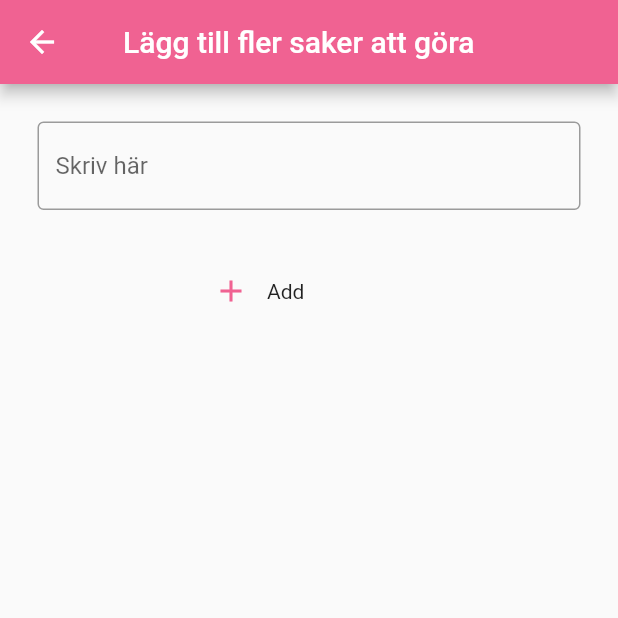
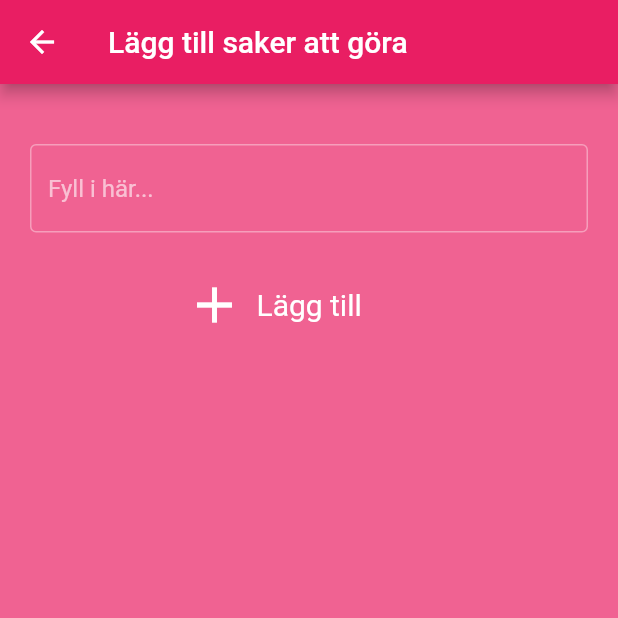
Before and after one commit to gu-tig169-ht21/guslinsin, a Flutter app: the screen it shows after launch, after a tap on the "add" icon, on a phone screen of 412 x 824 dp, the top half of it. Run offline on Flutter 3.47's test engine with Material 2 defaults, Android fonts, the phone set to English and light mode, and no system bars.

Commit message:
steg2 inlämning

```diff
--- /dev/null
+++ b/lib/MainView.dart
@@ -0,0 +1,63 @@
+import 'package:flutter/material.dart';
+import 'package:provider/provider.dart';
+import 'ViewList.dart';
+import 'Model.dart';
+import 'SecondView.dart';
+
+class MainView extends StatelessWidget {
+  Widget build(BuildContext context) {
+    return Scaffold(
+      backgroundColor: Colors.pink[300],
+      appBar: AppBar(
+        backgroundColor: Colors.pink,
+        title: Padding(
+          padding: const EdgeInsets.only(left: 0),
+          child: Text(
+            'Att göra',
+          ),
+        ),
+        actions: [
+          _dropdownMenu(),
+        ],
+      ),
+      body: ViewList(),
+      floatingActionButton: Padding(
+        padding: const EdgeInsets.all(18.0),
+        child: FloatingActionButton(
+          child: Icon(Icons.add),
+          backgroundColor: Colors.white,
+          onPressed: () async {
+            print('Go get that doba');
+            var newToDo = await Navigator.push(
+                context, MaterialPageRoute(builder: (context) => SecondView()));
+
+            if (newToDo != '') {
+              Provider.of<Model>(context, listen: false).addToList(newToDo);
+            }
+          },
+        ),
+      ),
+    );
+  }
+}
+
+Widget _dropdownMenu() {
+  List<String> choices = ['Markera Alla', 'Avmarkera Alla'];
+
+  return Padding(
+    padding: const EdgeInsets.only(right: 20.0),
+    child: PopupMenuButton<String>(
+      icon: Icon(
+        Icons.tune_rounded,
+      ),
+      itemBuilder: (BuildContext context) {
+        return choices.map((String choice) {
+          return PopupMenuItem(
+            value: choice,
+            child: Text(choice),
+          );
+        }).toList();
+      },
+    ),
+  );
+}
--- /dev/null
+++ b/lib/SecondView.dart
@@ -0,0 +1,67 @@
+import 'package:my_first_app/Model.dart';
+import 'package:flutter/material.dart';
+
+class SecondView extends StatelessWidget {
+  final myController = TextEditingController();
+
+  @override
+  Widget build(BuildContext context) {
+    return Scaffold(
+      backgroundColor: Colors.pink[300],
+      appBar: AppBar(
+        backgroundColor: Colors.pink,
+        title: Text('Lägg till saker att göra'),
+      ),
+      body: Center(
+        child: Padding(
+          padding: EdgeInsets.only(top: 10.0, left: 20.0, right: 20.0),
+          child: Column(
+            children: [
+              Padding(
+                padding: EdgeInsets.only(top: 30.0),
+                child: TextField(
+                  controller: myController,
+                  textCapitalization: TextCapitalization.sentences,
+                  keyboardType: TextInputType.text,
+                  decoration: InputDecoration(
+                    hintText: 'Fyll i här...',
+                    border: OutlineInputBorder(),
+                  ),
+                ),
+              ),
+              Padding(
+                padding: const EdgeInsets.only(left: 95.0, top: 20),
+                child: Row(
+                  children: [
+                    _addButton(context, myController),
+                    _textAdd(),
+                  ],
+                ),
+              ),
+            ],
+          ),
+        ),
+      ),
+    );
+  }
+}
+
+Widget _addButton(context, TextEditingController myController) {
+  return IconButton(
+      iconSize: 40.0,
+      icon: Icon(Icons.add),
+      onPressed: () {
+        print('Go get that doba');
+        Navigator.pop(
+            context, Item(checkBoxIs: false, thingsToDo: myController.text));
+      });
+}
+
+Widget _textAdd() {
+  return Text(
+    'Lägg till',
+    style: TextStyle(
+      fontSize: 20.0,
+    ),
+  );
+}
--- a/lib/main.dart
+++ b/lib/main.dart
@@ -1,128 +1,20 @@
 import 'package:flutter/material.dart';
+import 'package:provider/provider.dart';
+import 'MainView.dart';
+import 'Model.dart';
 
 void main() {
-  runApp(MyApp());
+  var state = Model();
+  runApp(ChangeNotifierProvider(create: (context) => state, child: MyApp()));
 }
 
 class MyApp extends StatelessWidget {
   @override
   Widget build(BuildContext context) {
     return MaterialApp(
+      theme: ThemeData.dark(),
+      debugShowCheckedModeBanner: false,
       home: MainView(),
     );
   }
 }
-
-class MainView extends StatelessWidget {
-  Widget build(BuildContext context) {
-    return Scaffold(
-      backgroundColor: Colors.white,
-      appBar: AppBar(
-        backgroundColor: Colors.pink[300],
-        title: Center(
-            child: Padding(
-          padding: const EdgeInsets.only(left: 30),
-          child: Text('Att göra'),
-        )),
-        actions: [
-          _dropdownMenu(),
-        ],
-      ),
-      body: ListView(children: [
-        _checkbox('Flutter'),
-        _checkbox('Warzone'),
-        _checkbox('Äta'),
-        _checkbox('Fifa')
-      ]),
-      floatingActionButton: FloatingActionButton(
-        child: Icon(Icons.add),
-        backgroundColor: Colors.pink[300],
-        onPressed: () {
-          print('Go get that doba');
-          Navigator.push(
-              context, MaterialPageRoute(builder: (context) => SecondView()));
-        },
-      ),
-    );
-  }
-}
-
-Widget _dropdownMenu() {
-  List<String> alt = ['Markera alla', 'Avmarkera alla'];
-
-  return PopupMenuButton<String>(
-      icon: Icon(Icons.filter_list_alt),
-      onSelected: altAction,
-      itemBuilder: (BuildContext context) {
-        return alt.map((String alt) {
-          return PopupMenuItem(
-            value: alt,
-            child: Text(alt),
-          );
-        }).toList();
-      });
-}
-
-class SecondView extends StatelessWidget {
-  @override
-  Widget build(BuildContext context) {
-    return Scaffold(
-      appBar: AppBar(
-          backgroundColor: Colors.pink[300],
-          title: Padding(
-            padding: const EdgeInsets.only(left: 10.0),
-            child: Text('Lägg till fler saker att göra'),
-          )),
-      body: Padding(
-        padding: const EdgeInsets.all(25.0),
-        child: Column(
-          children: [
-            _textField(),
-            Padding(
-              padding: EdgeInsets.only(left: 105.0, top: 30),
-              child: Row(children: [
-                _plusIcon(),
-                _textBox(),
-              ]),
-            ),
-          ],
-        ),
-      ),
-    );
-  }
-}
-
-Widget _textBox() {
-  return Text('Add');
-}
-
-Widget _plusIcon() {
-  return IconButton(
-    icon: Icon(Icons.add),
-    color: Colors.pink[300],
-    onPressed: () {},
-  );
-}
-
-Widget _textField() {
-  return TextField(
-      decoration: InputDecoration(
-          hintText: 'Skriv här', border: const OutlineInputBorder()));
-}
-
-Widget _checkbox(String toDo) {
-  return CheckboxListTile(
-      title: Text(toDo),
-      value: false,
-      onChanged: (value) {
-        print('go get that doba');
-      });
-}
-
-void altAction(String alt) {
-  if (alt == 'Markera alla') {
-    print('Du valde Markera alla');
-  } else if (alt == 'Avmarkera alla') {
-    print('Du valde Avmarkera alla');
-  }
-}
```
Also changed, not shown: lib/Model.dart (added, +43 -0 lines), lib/ViewList.dart (added, +40 -0 lines), pubspec.lock.
